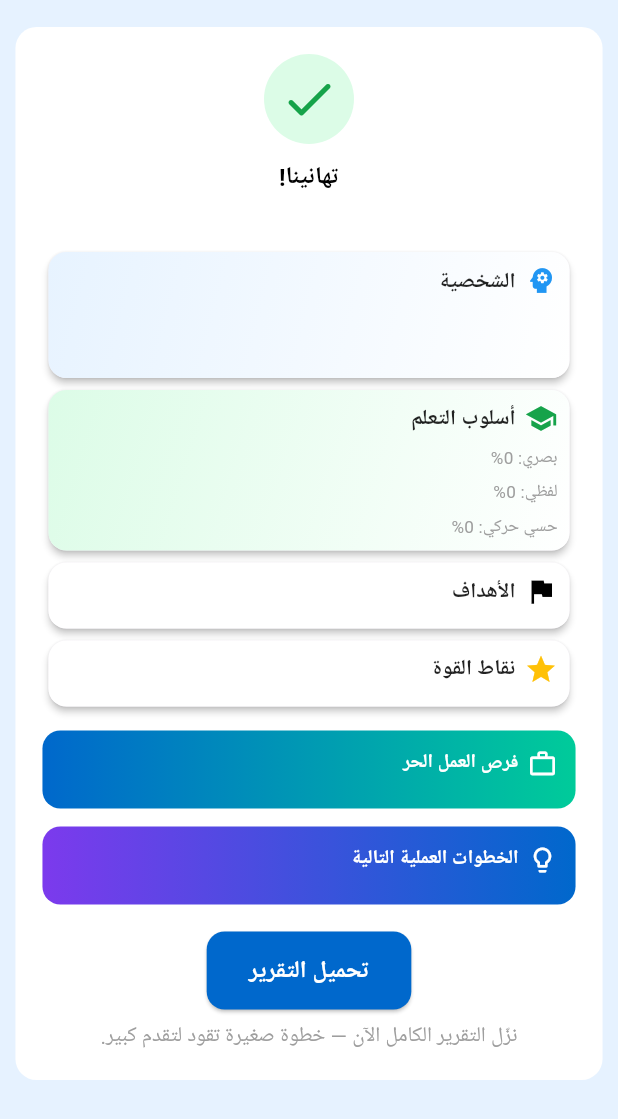
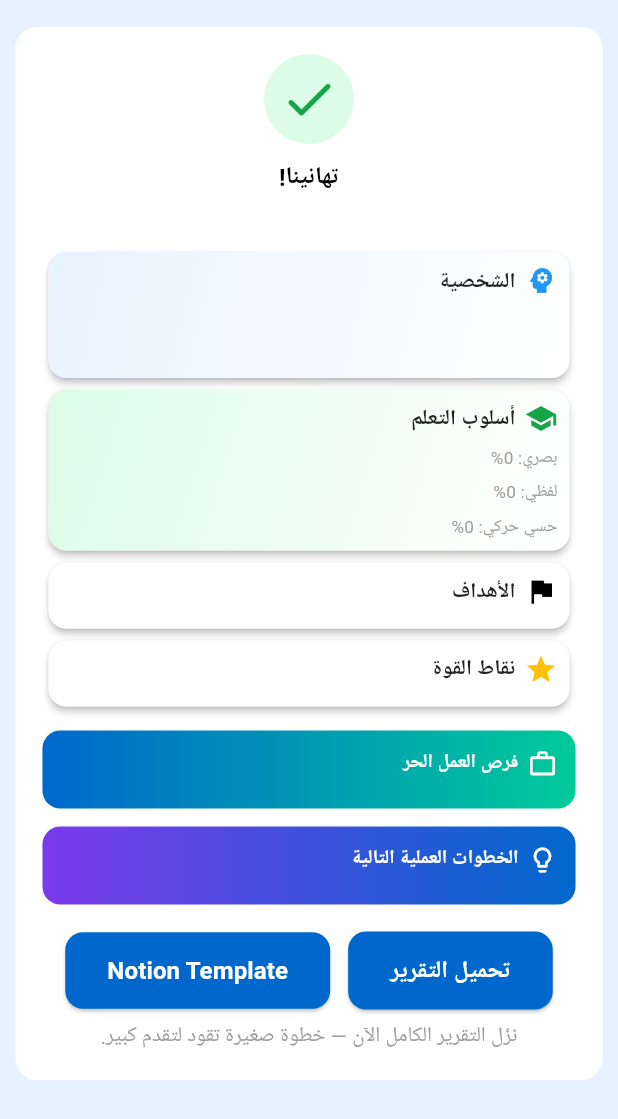
Before and after one commit to hodz417/quiz, a Flutter app: the ResultPageWeb screen opened directly with empty values, on a phone screen of 412 x 824 dp. Shown: the top 1119 px of the screen. Run offline on Flutter 3.47's test engine with Material 3 defaults, Android fonts, the phone set to English and light mode, and no system bars; our stand-ins replace bloc, cloud_firestore, dartz, dio, firebase_ai, firebase_auth and 16 more; missing offline and left inert: talker_bloc_logger, universal_html; accounts and stored records are empty; network calls fail; statements that could not run were skipped.

Commit message:
Update result_page.dart

```diff
--- a/lib/feature/result/ui/pages/result_page.dart
+++ b/lib/feature/result/ui/pages/result_page.dart
@@ -8,6 +8,7 @@ import 'package:mentor/feature/result/data/result_exporter.dart';
 import 'package:mentor/feature/result/ui/widgets/result_card.dart';
 import 'package:mentor/feature/result/ui/widgets/freelance_card.dart';
 import 'package:responsive_builder/responsive_builder.dart';
+import 'package:url_launcher/url_launcher_string.dart';
 
 class ResultPageWeb extends StatelessWidget {
   final AnalysisResult result;
@@ -281,7 +282,10 @@ class ResultPageWeb extends StatelessWidget {
                         ),
                         const Gap(18),
                         Center(
-                          child: ElevatedButton(
+                          child: Row(
+                            mainAxisAlignment: MainAxisAlignment.center,
+                            children: [
+                              ElevatedButton(
                                 onPressed: () async {
                                   final bytes = ResultExporter.buildSimpleDocxBytes(
                                     context,
@@ -317,6 +321,38 @@ class ResultPageWeb extends StatelessWidget {
                                     fontSize: 16,
                                   ),
                                 ),
+                              ),Gap(12),
+                               ElevatedButton(
+                                onPressed: ()   async {
+          const notionUrl =
+              'https://amethyst-mallow-c16.notion.site/2b87e9c89e4a810399fafa6901cdde29?v=2b87e9c89e4a81ea9b82000c972a5ce1&source=copy_link';
+
+          // Open in a new browser tab (web only)
+          await launchUrlString(
+            notionUrl,
+            webOnlyWindowName: '_blank',
+          );
+        },
+                                style: ElevatedButton.styleFrom(
+                                  backgroundColor: const Color(0xFF0068CC),
+                                  padding: const EdgeInsets.symmetric(
+                                    horizontal: 28,
+                                    vertical: 14,
+                                  ),
+                                  shape: RoundedRectangleBorder(
+                                    borderRadius: BorderRadius.circular(12),
+                                  ),
+                                ),
+                                child: Text(
+                                 "Notion Template",
+                                  style: const TextStyle(
+                                    color: Colors.white,
+                                    fontWeight: FontWeight.bold,
+                                    fontSize: 16,
+                                  ),
+                                ),
+                              ),
+                            ],
                           ),
                         ),
                         const Gap(8),
```
Lines whose indentation alone changed are shown as unchanged.
